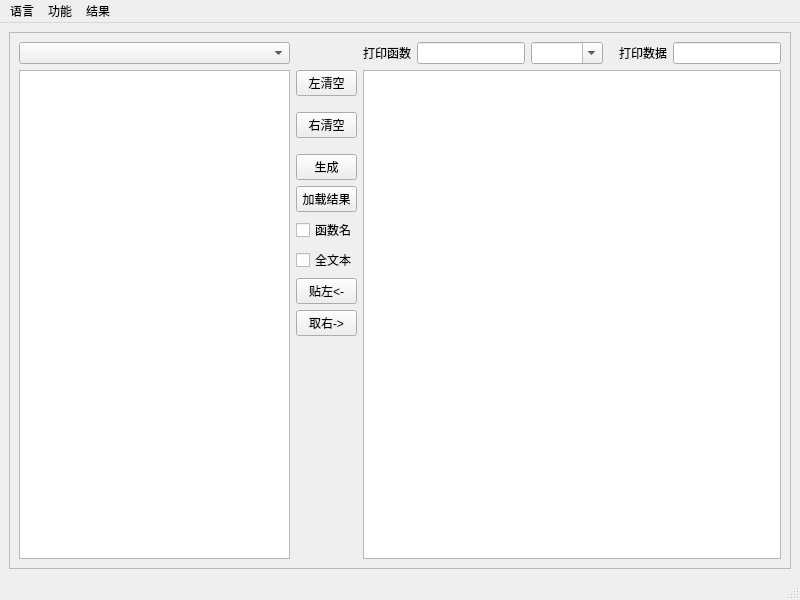
Above: auto_c_code/codesophia.ui from yjduoduo/auto_c_code before the change. Below: the same form after it.
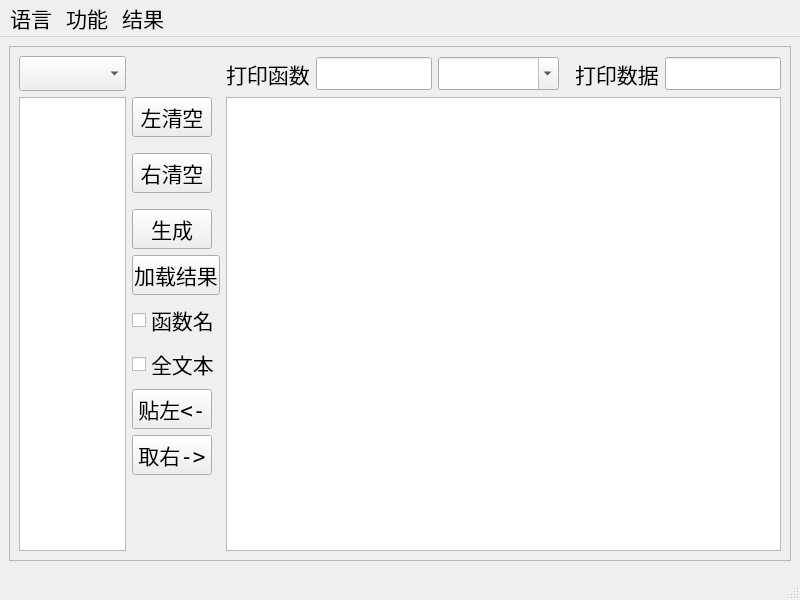
That is the form after the change.

Patch:
```diff
--- a/auto_c_code/codesophia.ui
+++ b/auto_c_code/codesophia.ui
@@ -10,6 +10,14 @@
     <height>600</height>
    </rect>
   </property>
+  <property name="font">
+   <font>
+    <family>Fixedsys</family>
+    <pointsize>16</pointsize>
+    <weight>50</weight>
+    <bold>false</bold>
+   </font>
+  </property>
   <property name="windowTitle">
    <string>CodeSophia</string>
   </property>
@@ -224,7 +232,19 @@
         </layout>
        </item>
        <item row="0" column="0">
-        <widget class="QComboBox" name="comboBox_keytips"/>
+        <widget class="QComboBox" name="comboBox_keytips">
+         <property name="font">
+          <font>
+           <family>楷体</family>
+           <pointsize>14</pointsize>
+           <weight>75</weight>
+           <bold>true</bold>
+          </font>
+         </property>
+         <property name="maxVisibleItems">
+          <number>50</number>
+         </property>
+        </widget>
        </item>
        <item row="0" column="4">
         <layout class="QHBoxLayout" name="horizontalLayout">
@@ -284,7 +304,7 @@
      <x>0</x>
      <y>0</y>
      <width>800</width>
-     <height>22</height>
+     <height>19</height>
     </rect>
    </property>
    <widget class="QMenu" name="menu">
```
